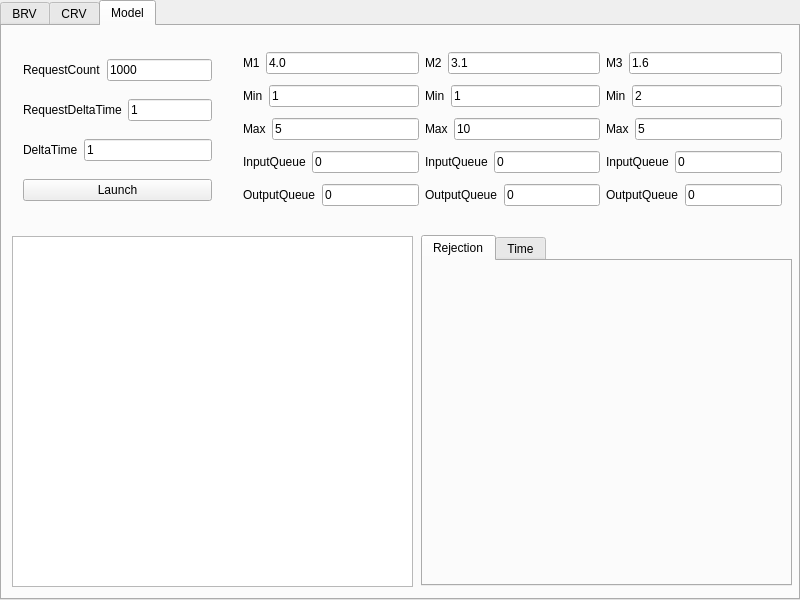
Before: the Qt Designer form 5/2/MMA/mmod/mainwindow.ui in xdegtyarev/bsuir, drawn with Qt 5.
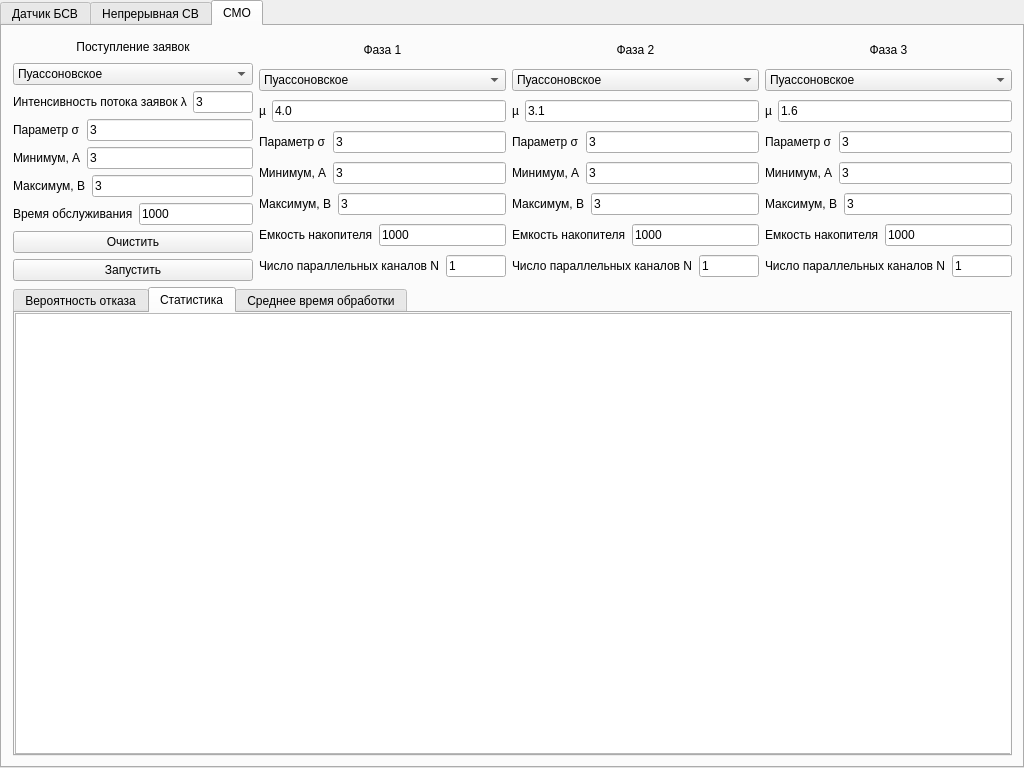
After: the same form once the commit is applied. Icons and pictures are not drawn.

```diff
--- a/5/2/MMA/mmod/mainwindow.ui
+++ b/5/2/MMA/mmod/mainwindow.ui
@@ -6,10 +6,16 @@
    <rect>
     <x>0</x>
     <y>0</y>
-    <width>800</width>
-    <height>600</height>
+    <width>1024</width>
+    <height>768</height>
    </rect>
   </property>
+  <property name="sizePolicy">
+   <sizepolicy hsizetype="Fixed" vsizetype="Fixed">
+    <horstretch>0</horstretch>
+    <verstretch>0</verstretch>
+   </sizepolicy>
+  </property>
   <property name="contextMenuPolicy">
    <enum>Qt::NoContextMenu</enum>
   </property>
@@ -25,16 +31,22 @@
      <rect>
       <x>0</x>
       <y>0</y>
-      <width>800</width>
-      <height>600</height>
+      <width>1024</width>
+      <height>768</height>
      </rect>
     </property>
     <property name="sizePolicy">
-     <sizepolicy hsizetype="Maximum" vsizetype="Maximum">
+     <sizepolicy hsizetype="Fixed" vsizetype="Fixed">
       <horstretch>0</horstretch>
       <verstretch>0</verstretch>
      </sizepolicy>
     </property>
+    <property name="maximumSize">
+     <size>
+      <width>1024</width>
+      <height>768</height>
+     </size>
+    </property>
     <property name="tabPosition">
      <enum>QTabWidget::North</enum>
     </property>
@@ -49,7 +61,7 @@
     </property>
     <widget class="QWidget" name="brvTab">
      <attribute name="title">
-      <string>BRV</string>
+      <string>Датчик БСВ</string>
      </attribute>
      <widget class="Line" name="BRVLine">
       <property name="geometry">
@@ -386,7 +398,7 @@
     </widget>
     <widget class="QWidget" name="crvTab">
      <attribute name="title">
-      <string>CRV</string>
+      <string>Непрерывная СВ</string>
      </attribute>
      <widget class="QWidget" name="layoutWidget">
       <property name="geometry">
@@ -618,29 +630,156 @@
     </widget>
     <widget class="QWidget" name="modelTab">
      <attribute name="title">
-      <string>Model</string>
+      <string>СМО</string>
      </attribute>
      <widget class="QWidget" name="layoutWidget">
       <property name="geometry">
        <rect>
-        <x>10</x>
-        <y>10</y>
-        <width>211</width>
-        <height>190</height>
+        <x>0</x>
+        <y>0</y>
+        <width>1021</width>
+        <height>741</height>
        </rect>
       </property>
+      <layout class="QVBoxLayout" name="ModelVBox">
+       <item>
+        <layout class="QHBoxLayout" name="QHBox">
+         <item>
       <layout class="QVBoxLayout" name="ModelSetupVBox">
        <item>
-        <layout class="QHBoxLayout" name="ModelRequestCountHBox">
+            <widget class="QLabel" name="ModelSetupLabel">
+             <property name="sizePolicy">
+              <sizepolicy hsizetype="Preferred" vsizetype="Fixed">
+               <horstretch>0</horstretch>
+               <verstretch>0</verstretch>
+              </sizepolicy>
+             </property>
+             <property name="minimumSize">
+              <size>
+               <width>0</width>
+               <height>20</height>
+              </size>
+             </property>
+             <property name="text">
+              <string>Поступление заявок</string>
+             </property>
+             <property name="alignment">
+              <set>Qt::AlignCenter</set>
+             </property>
+            </widget>
+           </item>
          <item>
-          <widget class="QLabel" name="ModelRequestCountLabel">
+            <widget class="QComboBox" name="ModelDistDropdown">
+             <item>
            <property name="text">
-            <string>RequestCount</string>
-           </property>
+               <string>Пуассоновское</string>
+              </property>
+             </item>
+             <item>
+              <property name="text">
+               <string>Нормальное</string>
+              </property>
+             </item>
+             <item>
+              <property name="text">
+               <string>Тест</string>
+              </property>
+             </item>
+             <item>
+              <property name="text">
+               <string>Экспоненциальное</string>
+              </property>
+             </item>
+             <item>
+              <property name="text">
+               <string>Равномерное</string>
+              </property>
+             </item>
           </widget>
          </item>
          <item>
-          <widget class="QLineEdit" name="ModelRequestCountEdit">
+            <layout class="QHBoxLayout" name="ModelRequestIntencityHBox">
+             <item>
+              <widget class="QLabel" name="ModelRequestIntencityLabel">
+               <property name="text">
+                <string>Интенсивность потока заявок λ</string>
+               </property>
+              </widget>
+             </item>
+             <item>
+              <widget class="QLineEdit" name="ModelRequestIntencityEdit">
+               <property name="text">
+                <string>3</string>
+               </property>
+              </widget>
+             </item>
+            </layout>
+           </item>
+           <item>
+            <layout class="QHBoxLayout" name="ModelParamHBox">
+             <item>
+              <widget class="QLabel" name="ModelParamLabel">
+               <property name="text">
+                <string>Параметр σ</string>
+               </property>
+              </widget>
+             </item>
+             <item>
+              <widget class="QLineEdit" name="ModelParamEdit">
+               <property name="text">
+                <string>3</string>
+               </property>
+              </widget>
+             </item>
+            </layout>
+           </item>
+           <item>
+            <layout class="QHBoxLayout" name="ModelMinHBox">
+             <item>
+              <widget class="QLabel" name="ModelMinLabel">
+               <property name="text">
+                <string>Минимум, A</string>
+               </property>
+              </widget>
+             </item>
+             <item>
+              <widget class="QLineEdit" name="ModelMinEdit">
+               <property name="text">
+                <string>3</string>
+               </property>
+              </widget>
+             </item>
+            </layout>
+           </item>
+           <item>
+            <layout class="QHBoxLayout" name="ModelMaxHBox">
+             <item>
+              <widget class="QLabel" name="ModelMaxLabel">
+               <property name="text">
+                <string>Максимум, B</string>
+               </property>
+              </widget>
+             </item>
+             <item>
+              <widget class="QLineEdit" name="ModelMaxEdit">
+               <property name="text">
+                <string>3</string>
+               </property>
+              </widget>
+             </item>
+            </layout>
+           </item>
+           <item>
+            <layout class="QHBoxLayout" name="ModelTime">
+             <item>
+              <widget class="QLabel" name="ModelTimeLabel">
+               <property name="text">
+                <string>Время обслуживания</string>
+               </property>
+              </widget>
+             </item>
+             <item>
+              <widget class="QLineEdit" name="ModelTimeEdit">
            <property name="text">
             <string>1000</string>
            </property>
@@ -649,101 +788,80 @@
         </layout>
        </item>
        <item>
-        <layout class="QHBoxLayout" name="ModelRequestDeltaTime">
-         <item>
-          <widget class="QLabel" name="ModelRequestDeltaTimeLabel">
+            <widget class="QPushButton" name="ModelClearButton">
            <property name="text">
-            <string>RequestDeltaTime</string>
-           </property>
-          </widget>
-         </item>
-         <item>
-          <widget class="QLineEdit" name="ModelRequestDeltaTimeEdit">
-           <property name="text">
-            <string>1</string>
-           </property>
-          </widget>
-         </item>
-        </layout>
-       </item>
-       <item>
-        <layout class="QHBoxLayout" name="ModelDeltaTime">
-         <item>
-          <widget class="QLabel" name="ModelDeltaTimeLabel">
-           <property name="text">
-            <string>DeltaTime</string>
-           </property>
-          </widget>
-         </item>
-         <item>
-          <widget class="QLineEdit" name="ModelDeltaTimeEdit">
-           <property name="text">
-            <string>1</string>
-           </property>
-          </widget>
-         </item>
-        </layout>
+              <string>Очистить</string>
+             </property>
+            </widget>
        </item>
        <item>
         <widget class="QPushButton" name="ModelLaunchButton">
          <property name="text">
-          <string>Launch</string>
+              <string>Запустить</string>
          </property>
         </widget>
        </item>
       </layout>
-     </widget>
-     <widget class="QTextBrowser" name="ModelOut">
-      <property name="geometry">
-       <rect>
-        <x>10</x>
-        <y>210</y>
-        <width>401</width>
-        <height>351</height>
-       </rect>
-      </property>
-     </widget>
-     <widget class="QTabWidget" name="ModelGraph">
-      <property name="geometry">
-       <rect>
-        <x>419</x>
-        <y>209</y>
-        <width>371</width>
-        <height>351</height>
-       </rect>
-      </property>
-      <property name="currentIndex">
-       <number>0</number>
-      </property>
-      <widget class="QWidget" name="ModelRejView">
-       <attribute name="title">
-        <string>Rejection</string>
-       </attribute>
-      </widget>
-      <widget class="QWidget" name="ModelTimeView">
-       <attribute name="title">
-        <string>Time</string>
-       </attribute>
-      </widget>
-     </widget>
-     <widget class="QWidget" name="">
-      <property name="geometry">
-       <rect>
-        <x>230</x>
-        <y>10</y>
-        <width>561</width>
-        <height>191</height>
-       </rect>
-      </property>
-      <layout class="QHBoxLayout" name="QHBox">
+         </item>
        <item>
         <layout class="QVBoxLayout" name="Q1VBox">
+           <item>
+            <widget class="QLabel" name="ModelQ1Label">
+             <property name="sizePolicy">
+              <sizepolicy hsizetype="Preferred" vsizetype="Fixed">
+               <horstretch>0</horstretch>
+               <verstretch>0</verstretch>
+              </sizepolicy>
+             </property>
+             <property name="minimumSize">
+              <size>
+               <width>0</width>
+               <height>20</height>
+              </size>
+             </property>
+             <property name="text">
+              <string>Фаза 1</string>
+             </property>
+             <property name="alignment">
+              <set>Qt::AlignCenter</set>
+             </property>
+            </widget>
+           </item>
+           <item>
+            <widget class="QComboBox" name="ModelQ1DistDropdown">
+             <item>
+              <property name="text">
+               <string>Пуассоновское</string>
+              </property>
+             </item>
+             <item>
+              <property name="text">
+               <string>Нормальное</string>
+              </property>
+             </item>
+             <item>
+              <property name="text">
+               <string>Тест</string>
+              </property>
+             </item>
+             <item>
+              <property name="text">
+               <string>Экспоненциальное</string>
+              </property>
+             </item>
+             <item>
+              <property name="text">
+               <string>Равномерное</string>
+              </property>
+             </item>
+            </widget>
+           </item>
          <item>
           <layout class="QHBoxLayout" name="ModelQ1MHBox">
            <item>
             <widget class="QLabel" name="ModelQ1MLabel">
              <property name="text">
-              <string>M1</string>
+                <string>µ</string>
              </property>
             </widget>
            </item>
@@ -756,19 +874,37 @@
            </item>
           </layout>
          </item>
+           <item>
+            <layout class="QHBoxLayout" name="ModelQ1ParamHBox">
+             <item>
+              <widget class="QLabel" name="ModelQ1ParamLabel">
+               <property name="text">
+                <string>Параметр σ</string>
+               </property>
+              </widget>
+             </item>
+             <item>
+              <widget class="QLineEdit" name="ModelQ1ParamEdit">
+               <property name="text">
+                <string>3</string>
+               </property>
+              </widget>
+             </item>
+            </layout>
+           </item>
          <item>
           <layout class="QHBoxLayout" name="ModelQ1MinHBox">
            <item>
             <widget class="QLabel" name="ModelQ1MinLabel">
              <property name="text">
-              <string>Min</string>
+                <string>Минимум, A</string>
              </property>
             </widget>
            </item>
            <item>
             <widget class="QLineEdit" name="ModelQ1MinEdit">
              <property name="text">
-              <string>1</string>
+                <string>3</string>
              </property>
             </widget>
            </item>
@@ -779,14 +915,14 @@
            <item>
             <widget class="QLabel" name="ModelQ1MaxLabel">
              <property name="text">
-              <string>Max</string>
+                <string>Максимум, B</string>
              </property>
             </widget>
            </item>
            <item>
             <widget class="QLineEdit" name="ModelQ1MaxEdit">
              <property name="text">
-              <string>5</string>
+                <string>3</string>
              </property>
             </widget>
            </item>
@@ -797,14 +933,14 @@
            <item>
             <widget class="QLabel" name="ModelQ1InLabel">
              <property name="text">
-              <string>InputQueue</string>
+                <string>Емкость накопителя</string>
              </property>
             </widget>
            </item>
            <item>
             <widget class="QLineEdit" name="ModelQ1InEdit">
              <property name="text">
-              <string>0</string>
+                <string>1000</string>
              </property>
             </widget>
            </item>
@@ -815,14 +951,14 @@
            <item>
             <widget class="QLabel" name="ModelQ1OutLabel">
              <property name="text">
-              <string>OutputQueue</string>
+                <string>Число параллельных каналов N</string>
              </property>
             </widget>
            </item>
            <item>
             <widget class="QLineEdit" name="ModelQ1OutEdit">
              <property name="text">
-              <string>0</string>
+                <string>1</string>
              </property>
             </widget>
            </item>
@@ -832,12 +968,63 @@
        </item>
        <item>
         <layout class="QVBoxLayout" name="Q2VBox">
+           <item>
+            <widget class="QLabel" name="ModelQ2Label">
+             <property name="sizePolicy">
+              <sizepolicy hsizetype="Preferred" vsizetype="Fixed">
+               <horstretch>0</horstretch>
+               <verstretch>0</verstretch>
+              </sizepolicy>
+             </property>
+             <property name="minimumSize">
+              <size>
+               <width>0</width>
+               <height>20</height>
+              </size>
+             </property>
+             <property name="text">
+              <string>Фаза 2</string>
+             </property>
+             <property name="alignment">
+              <set>Qt::AlignCenter</set>
+             </property>
+            </widget>
+           </item>
+           <item>
+            <widget class="QComboBox" name="ModelQ2DistDropdown">
+             <item>
+              <property name="text">
+               <string>Пуассоновское</string>
+              </property>
+             </item>
+             <item>
+              <property name="text">
+               <string>Нормальное</string>
+              </property>
+             </item>
+             <item>
+              <property name="text">
+               <string>Тест</string>
+              </property>
+             </item>
+             <item>
+              <property name="text">
+               <string>Экспоненциальное</string>
+              </property>
+             </item>
+             <item>
+              <property name="text">
+               <string>Равномерное</string>
+              </property>
+             </item>
+            </widget>
+           </item>
          <item>
           <layout class="QHBoxLayout" name="ModelQ2MHBox">
            <item>
             <widget class="QLabel" name="ModelQ2MLabel">
              <property name="text">
-              <string>M2</string>
+                <string>µ</string>
              </property>
             </widget>
            </item>
@@ -850,19 +1037,37 @@
            </item>
           </layout>
          </item>
+           <item>
+            <layout class="QHBoxLayout" name="ModelQ2ParamHBox">
+             <item>
+              <widget class="QLabel" name="ModelQ2ParamLabel">
+               <property name="text">
+                <string>Параметр σ</string>
+               </property>
+              </widget>
+             </item>
+             <item>
+              <widget class="QLineEdit" name="ModelQ2ParamEdit">
+               <property name="text">
+                <string>3</string>
+               </property>
+              </widget>
+             </item>
+            </layout>
+           </item>
          <item>
           <layout class="QHBoxLayout" name="ModelQ2MinHBox">
            <item>
             <widget class="QLabel" name="ModelQ2MinLabel">
              <property name="text">
-              <string>Min</string>
+                <string>Минимум, A</string>
              </property>
             </widget>
            </item>
            <item>
             <widget class="QLineEdit" name="ModelQ2MinEdit">
              <property name="text">
-              <string>1</string>
+                <string>3</string>
              </property>
             </widget>
            </item>
@@ -873,14 +1078,14 @@
            <item>
             <widget class="QLabel" name="ModelQ2MaxLabel">
              <property name="text">
-              <string>Max</string>
+                <string>Максимум, B</string>
              </property>
             </widget>
            </item>
            <item>
             <widget class="QLineEdit" name="ModelQ2MaxEdit">
              <property name="text">
-              <string>10</string>
+                <string>3</string>
              </property>
             </widget>
            </item>
@@ -891,14 +1096,14 @@
            <item>
             <widget class="QLabel" name="ModelQ2InLabel">
              <property name="text">
-              <string>InputQueue</string>
+                <string>Емкость накопителя</string>
              </property>
             </widget>
            </item>
            <item>
             <widget class="QLineEdit" name="ModelQ2InEdit">
              <property name="text">
-              <string>0</string>
+                <string>1000</string>
              </property>
             </widget>
            </item>
@@ -909,14 +1114,14 @@
            <item>
             <widget class="QLabel" name="ModelQ2OutLabel">
              <property name="text">
-              <string>OutputQueue</string>
+                <string>Число параллельных каналов N</string>
              </property>
             </widget>
            </item>
            <item>
             <widget class="QLineEdit" name="ModelQ2OutEdit">
              <property name="text">
-              <string>0</string>
+                <string>1</string>
              </property>
             </widget>
            </item>
@@ -926,12 +1131,63 @@
        </item>
        <item>
         <layout class="QVBoxLayout" name="Q3VBox">
+           <item>
+            <widget class="QLabel" name="ModelQ3Label">
+             <property name="sizePolicy">
+              <sizepolicy hsizetype="Preferred" vsizetype="Fixed">
+               <horstretch>0</horstretch>
+               <verstretch>0</verstretch>
+              </sizepolicy>
+             </property>
+             <property name="minimumSize">
+              <size>
+               <width>0</width>
+               <height>20</height>
+              </size>
+             </property>
+             <property name="text">
+              <string>Фаза 3</string>
+             </property>
+             <property name="alignment">
+              <set>Qt::AlignCenter</set>
+             </property>
+            </widget>
+           </item>
+           <item>
+            <widget class="QComboBox" name="ModelQ3DistDropdown">
+             <item>
+              <property name="text">
+               <string>Пуассоновское</string>
+              </property>
+             </item>
+             <item>
+              <property name="text">
+               <string>Нормальное</string>
+              </property>
+             </item>
+             <item>
+              <property name="text">
+               <string>Тест</string>
+              </property>
+             </item>
+             <item>
+              <property name="text">
+               <string>Экспоненциальное</string>
+              </property>
+             </item>
+             <item>
+              <property name="text">
+               <string>Равномерное</string>
+              </property>
+             </item>
+            </widget>
+           </item>
          <item>
           <layout class="QHBoxLayout" name="ModelQ3MHBox">
            <item>
             <widget class="QLabel" name="ModelQ3MLabel">
              <property name="text">
-              <string>M3</string>
+                <string>µ</string>
              </property>
             </widget>
            </item>
@@ -944,19 +1200,40 @@
            </item>
           </layout>
          </item>
+           <item>
+            <layout class="QHBoxLayout" name="ModelQ3ParamHBox">
+             <item>
+              <widget class="QLabel" name="ModelQ3ParamLabel">
+               <property name="text">
+                <string>Параметр σ</string>
+               </property>
+              </widget>
+             </item>
+             <item>
+              <widget class="QLineEdit" name="ModelQ3ParamEdit">
+               <property name="text">
+                <string>3</string>
+               </property>
+              </widget>
+             </item>
+            </layout>
+           </item>
          <item>
           <layout class="QHBoxLayout" name="ModelQ3MinHBox">
            <item>
             <widget class="QLabel" name="ModelQ3MinLabel">
+               <property name="enabled">
+                <bool>true</bool>
+               </property>
              <property name="text">
-              <string>Min</string>
+                <string>Минимум, A</string>
              </property>
             </widget>
            </item>
            <item>
             <widget class="QLineEdit" name="ModelQ3MinEdit">
              <property name="text">
-              <string>2</string>
+                <string>3</string>
              </property>
             </widget>
            </item>
@@ -967,14 +1244,14 @@
            <item>
             <widget class="QLabel" name="ModelQ3MaxLabel">
              <property name="text">
-              <string>Max</string>
+                <string>Максимум, B</string>
              </property>
             </widget>
            </item>
            <item>
             <widget class="QLineEdit" name="ModelQ3MaxEdit">
              <property name="text">
-              <string>5</string>
+                <string>3</string>
              </property>
             </widget>
            </item>
@@ -985,14 +1262,14 @@
            <item>
             <widget class="QLabel" name="ModelQ3InLabel">
              <property name="text">
-              <string>InputQueue</string>
+                <string>Емкость накопителя</string>
              </property>
             </widget>
            </item>
            <item>
             <widget class="QLineEdit" name="ModelQ3InEdit">
              <property name="text">
-              <string>0</string>
+                <string>1000</string>
              </property>
             </widget>
            </item>
@@ -1003,18 +1280,86 @@
            <item>
             <widget class="QLabel" name="ModelQ3OutLabel">
              <property name="text">
-              <string>OutputQueue</string>
+                <string>Число параллельных каналов N</string>
              </property>
             </widget>
            </item>
            <item>
             <widget class="QLineEdit" name="ModelQ3OutEdit">
              <property name="text">
-              <string>0</string>
+                <string>1</string>
              </property>
             </widget>
            </item>
           </layout>
+           </item>
+          </layout>
+         </item>
+        </layout>
+       </item>
+       <item>
+        <layout class="QHBoxLayout" name="ModelOutHBox">
+         <item>
+          <widget class="QTabWidget" name="ModelGraph">
+           <property name="enabled">
+            <bool>true</bool>
+           </property>
+           <property name="tabPosition">
+            <enum>QTabWidget::North</enum>
+           </property>
+           <property name="currentIndex">
+            <number>1</number>
+           </property>
+           <widget class="QWidget" name="ModelRejView">
+            <property name="enabled">
+             <bool>false</bool>
+            </property>
+            <attribute name="title">
+             <string>Вероятность отказа</string>
+            </attribute>
+           </widget>
+           <widget class="QWidget" name="ModelStatsView">
+            <attribute name="title">
+             <string>Статистика</string>
+            </attribute>
+            <widget class="QTextBrowser" name="ModelOut">
+             <property name="geometry">
+              <rect>
+               <x>0</x>
+               <y>0</y>
+               <width>1011</width>
+               <height>441</height>
+              </rect>
+             </property>
+             <property name="sizePolicy">
+              <sizepolicy hsizetype="Expanding" vsizetype="Expanding">
+               <horstretch>0</horstretch>
+               <verstretch>0</verstretch>
+              </sizepolicy>
+             </property>
+             <property name="minimumSize">
+              <size>
+               <width>600</width>
+               <height>0</height>
+              </size>
+             </property>
+             <property name="font">
+              <font>
+               <family>Monaco</family>
+               <pointsize>11</pointsize>
+              </font>
+             </property>
+            </widget>
+           </widget>
+           <widget class="QWidget" name="ModelTimeView">
+            <property name="enabled">
+             <bool>false</bool>
+            </property>
+            <attribute name="title">
+             <string>Среднее время обработки</string>
+            </attribute>
+           </widget>
+          </widget>
          </item>
         </layout>
        </item>
```
Left out of the diff: 755 changed lines with no effect on the pictures. Lines whose indentation alone changed are shown as unchanged.
